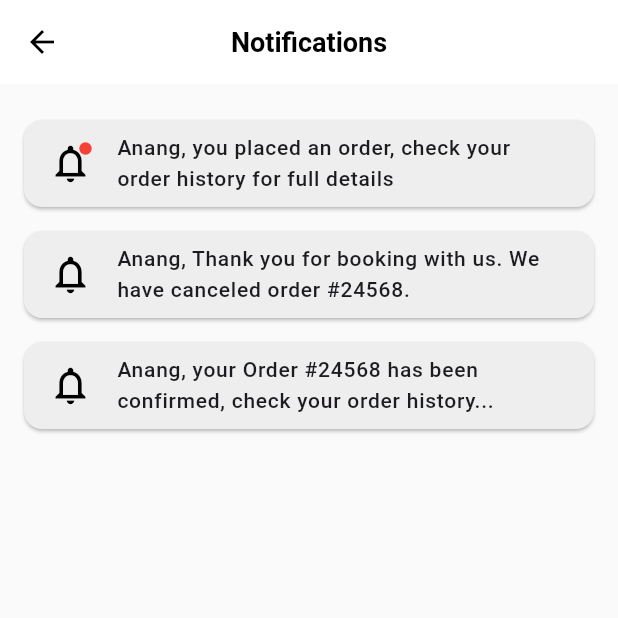
After one commit to TI-3D/fest-ticketing-app, a Flutter app: the screen it shows after launch, item 2 of the bottom bar chosen, on a phone screen of 412 x 824 dp, the top half of it. The commit adds this screen. Run offline on Flutter 3.47's test engine with Material 3 defaults, Android fonts, the phone set to English and light mode, and no system bars; our stand-ins replace dio, equatable, firebase_core, flutter_bloc, flutter_svg, get_it and 2 more; accounts and stored records are empty; Roboto replaces fonts that are missing (CircularStd).

Commit message:
Create notifications

```diff
--- a/lib/presentation/home/screen/home.dart
+++ b/lib/presentation/home/screen/home.dart
@@ -1,5 +1,6 @@
 import 'package:fest_ticketing/presentation/category/screen/category.dart';
 import 'package:fest_ticketing/presentation/product/screen/product_detail.dart';
+import 'package:fest_ticketing/presentation/notifications/screen/notifications.dart';
 import 'package:flutter/material.dart';
 
 class HomeScreen extends StatefulWidget {
@@ -112,6 +113,17 @@ class _HomeScreenState extends State<HomeScreen> {
               icon: Icon(Icons.notifications), label: 'Notifications'),
           BottomNavigationBarItem(icon: Icon(Icons.person), label: 'Profile'),
         ],
+        onTap: (index) {
+          if (index == 1) {
+            // Jika tombol notification ditekan
+            Navigator.push(
+              context,
+              MaterialPageRoute(
+                  builder: (context) =>
+                      NotificationPage()), // Arahkan ke NotificationPage
+            );
+          }
+        },
       ),
     );
   }
@@ -191,5 +203,4 @@ class _HomeScreenState extends State<HomeScreen> {
       ],
     );
   }
-
 }
--- /dev/null
+++ b/lib/presentation/notifications/screen/notifications.dart
@@ -0,0 +1,110 @@
+import 'package:flutter/material.dart';
+
+class NotificationPage extends StatelessWidget {
+  final List<Map<String, String>> notifications = [
+    {
+      "message":
+          "Anang, you placed an order, check your order history for full details",
+      "read": "false"
+    },
+    {
+      "message":
+          "Anang, Thank you for booking with us. We have canceled order #24568.",
+      "read": "true"
+    },
+    {
+      "message":
+          "Anang, your Order #24568 has been confirmed, check your order history...",
+      "read": "true"
+    },
+  ];
+
+  // Removed the 'const' keyword from the constructor
+  NotificationPage({Key? key}) : super(key: key);
+
+  @override
+  Widget build(BuildContext context) {
+    return Scaffold(
+      appBar: AppBar(
+        title: const Text("Notifications"),
+        centerTitle: true,
+        backgroundColor: Colors.white,
+        elevation: 0,
+        titleTextStyle: const TextStyle(
+          color: Colors.black,
+          fontSize: 18,
+          fontWeight: FontWeight.bold,
+        ),
+      ),
+      body: ListView.builder(
+        padding: const EdgeInsets.all(16),
+        itemCount: notifications.length,
+        itemBuilder: (context, index) {
+          return NotificationCard(
+            message: notifications[index]['message']!,
+            isRead: notifications[index]['read'] == 'true',
+            onTap: () {
+              // Handle notification tap event
+              // You can navigate to another screen or show a dialog here
+              // For example:
+              ScaffoldMessenger.of(context).showSnackBar(
+                SnackBar(
+                    content: Text(
+                        'Tapped on notification: ${notifications[index]['message']}')),
+              );
+            },
+          );
+        },
+      ),
+    );
+  }
+}
+
+class NotificationCard extends StatelessWidget {
+  final String message;
+  final bool isRead;
+  final VoidCallback? onTap; // Add an optional onTap parameter
+
+  const NotificationCard(
+      {Key? key, required this.message, required this.isRead, this.onTap})
+      : super(key: key);
+
+  @override
+  Widget build(BuildContext context) {
+    return Card(
+      color: Colors.grey[200],
+      margin: const EdgeInsets.symmetric(vertical: 8),
+      child: ListTile(
+        leading: Stack(
+          alignment: Alignment.topRight,
+          children: [
+            const Icon(
+              Icons.notifications_none,
+              size: 30,
+              color: Colors.black,
+            ),
+            if (!isRead)
+              const Positioned(
+                right: 0,
+                top: 0,
+                child: Icon(
+                  Icons.circle,
+                  color: Colors.red,
+                  size: 10,
+                ),
+              ),
+          ],
+        ),
+        title: Text(
+          message,
+          style: const TextStyle(
+            fontSize: 14,
+            fontWeight: FontWeight.w500,
+          ),
+        ),
+        dense: true,
+        onTap: onTap, // Call onTap when tapped
+      ),
+    );
+  }
+}
```
